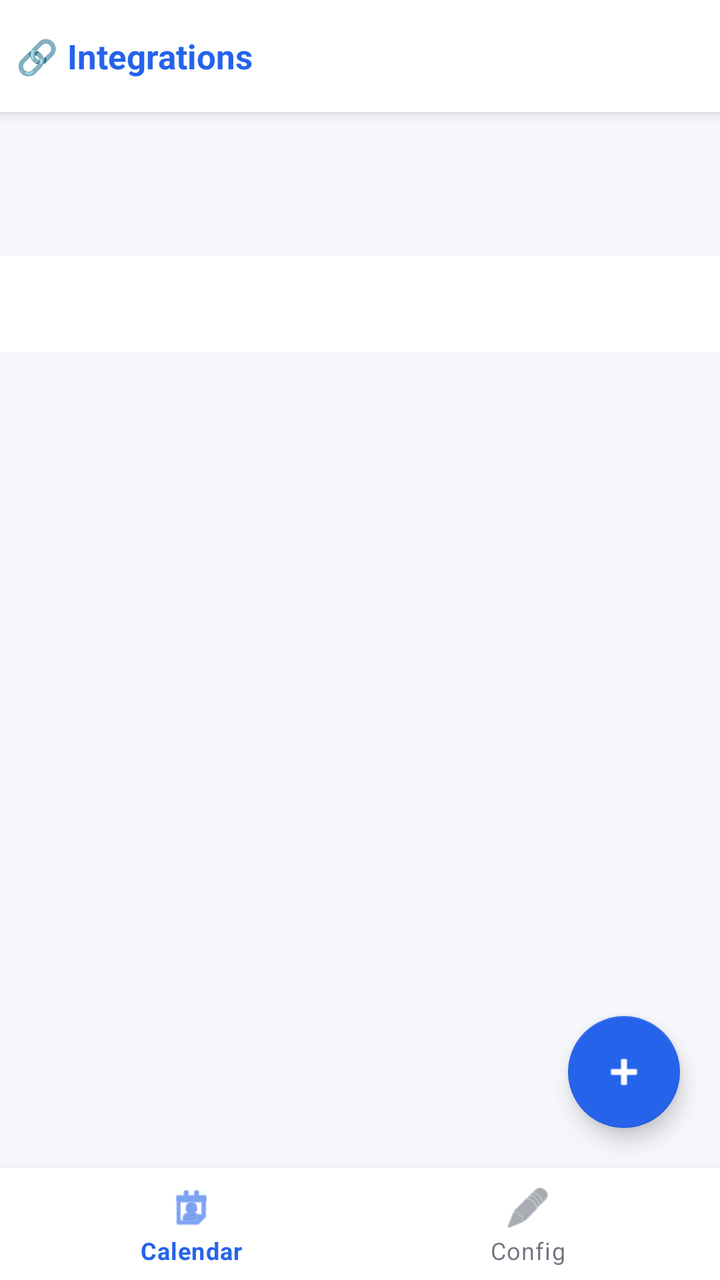
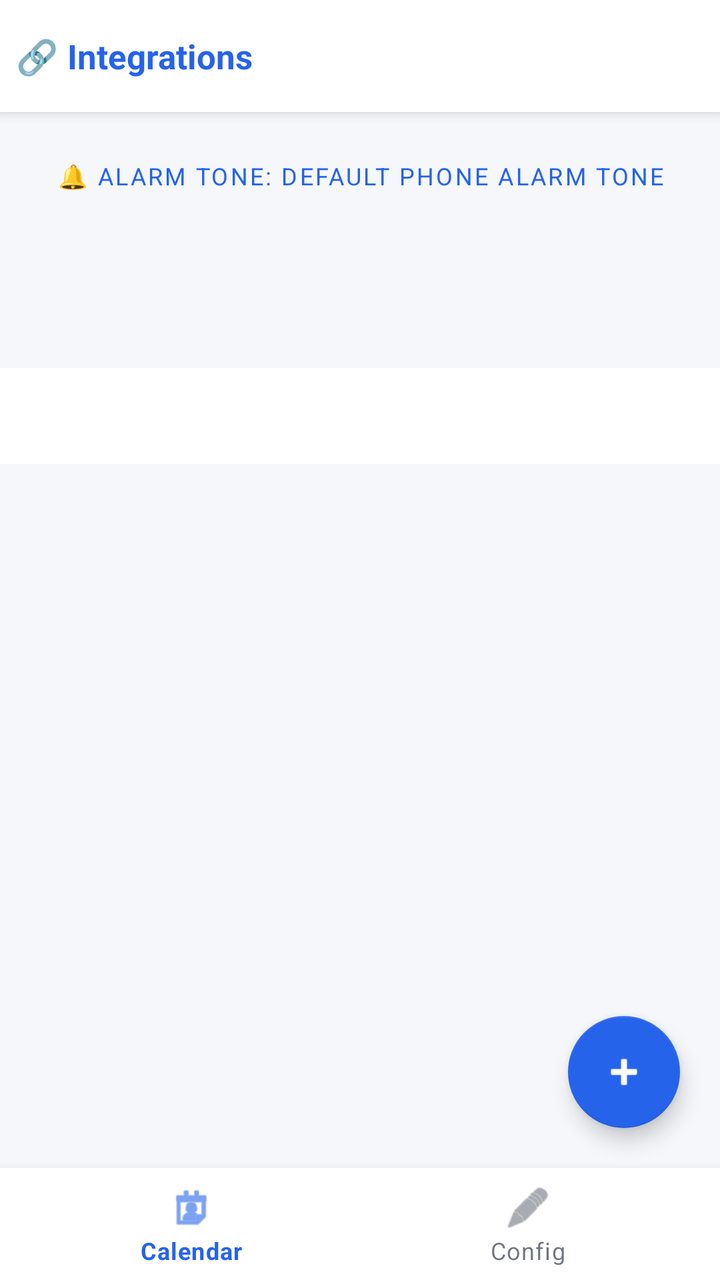

Compare the two renders of this Android layout. The source of the first and the diff that turns it into the second are given below.
<!-- AndroidManifest.xml: application theme Theme.ExpenseOS -->
<!-- res/layout/activity_integrations.xml -->
<?xml version="1.0" encoding="utf-8"?>
<androidx.coordinatorlayout.widget.CoordinatorLayout xmlns:android="http://schemas.android.com/apk/res/android"
    xmlns:app="http://schemas.android.com/apk/res-auto"
    android:layout_width="match_parent"
    android:layout_height="match_parent"
    android:background="@color/bg">

    <LinearLayout
        android:layout_width="match_parent"
        android:layout_height="match_parent"
        android:orientation="vertical">

        <LinearLayout
            android:layout_width="match_parent"
            android:layout_height="56dp"
            android:background="@color/nav_bg"
            android:elevation="4dp"
            android:gravity="center_vertical"
            android:orientation="horizontal"
            android:paddingHorizontal="8dp">

            <TextView
                android:layout_width="0dp"
                android:layout_height="wrap_content"
                android:layout_weight="1"
                android:text="🔗 Integrations"
                android:textColor="@color/primary"
                android:textSize="17sp"
                android:textStyle="bold" />
        </LinearLayout>

        <Button
            android:id="@+id/btnGoogleConnect"
            style="@style/Widget.MaterialComponents.Button.OutlinedButton"
            android:layout_width="match_parent"
            android:layout_height="wrap_content"
            android:layout_margin="12dp"
            android:textSize="12sp" />

        <com.google.android.material.tabs.TabLayout
            android:id="@+id/tabConfigType"
            android:layout_width="match_parent"
            android:layout_height="wrap_content"
            app:tabIndicatorColor="@color/primary"
            app:tabSelectedTextColor="@color/primary" />

        <TextView
            android:id="@+id/tvNoItems"
            android:layout_width="match_parent"
            android:layout_height="wrap_content"
            android:layout_marginTop="40dp"
            android:gravity="center"
            android:text="Nothing here yet. Tap + to create one."
            android:textColor="@color/text_muted"
            android:visibility="gone" />

        <androidx.recyclerview.widget.RecyclerView
            android:id="@+id/rvEvents"
            android:layout_width="match_parent"
            android:layout_height="0dp"
            android:layout_weight="1"
            android:padding="8dp" />

        <com.google.android.material.bottomnavigation.BottomNavigationView
            android:id="@+id/bottomNavIntegrations"
            android:layout_width="match_parent"
            android:layout_height="wrap_content"
            app:menu="@menu/menu_integrations_bottom_nav" />
    </LinearLayout>

    <com.google.android.material.floatingactionbutton.FloatingActionButton
        android:id="@+id/fabAdd"
        android:layout_width="wrap_content"
        android:layout_height="wrap_content"
        android:layout_gravity="bottom|end"
        android:layout_marginEnd="20dp"
        android:layout_marginBottom="76dp"
        android:contentDescription="Add"
        android:src="@android:drawable/ic_input_add"
        app:backgroundTint="@color/primary" />
</androidx.coordinatorlayout.widget.CoordinatorLayout>
<!-- resources referenced by this layout -->
<resources>
  <color name="bg">#F5F7FB</color>
  <color name="nav_bg">#FFFFFF</color>
  <color name="primary">#2563EB</color>
  <color name="text_muted">#64748B</color>
  <color name="primary_dark">#1D4ED8</color>
  <color name="on_primary">#FFFFFF</color>
  <color name="secondary">#0F766E</color>
  <color name="secondary_dark">#115E59</color>
  <color name="surface">#FFFFFF</color>
  <color name="text">#0F172A</color>
  <color name="danger">#E11D48</color>
  <color name="text_hint">#94A3B8</color>
  <style name="Widget.ExpenseOS.EditText" parent="Widget.AppCompat.EditText">
          <item name="android:textSize">@dimen/type_body</item>
          <item name="android:textColor">@color/text</item>
          <item name="android:textColorHint">@color/text_hint</item>
          <item name="android:paddingStart">14dp</item>
          <item name="android:paddingEnd">14dp</item>
          <item name="android:minHeight">@dimen/input_height</item>
      </style>
  <style name="ThemeOverlay.ExpenseOS.Dialog" parent="ThemeOverlay.MaterialComponents.MaterialAlertDialog">
          <item name="colorPrimary">@color/primary</item>
          <item name="colorSurface">@color/surface</item>
          <item name="colorOnSurface">@color/text</item>
          <item name="shapeAppearanceOverlay">@style/ShapeAppearance.ExpenseOS.Dialog</item>
          <item name="android:windowMinWidthMajor">84%</item>
          <item name="android:windowMinWidthMinor">84%</item>
      </style>
  <style name="ThemeOverlay.ExpenseOS.BottomSheet" parent="ThemeOverlay.MaterialComponents.BottomSheetDialog">
          <item name="bottomSheetStyle">@style/Widget.ExpenseOS.BottomSheet</item>
      </style>
  <style name="ThemeOverlay.ExpenseOS.TimePicker" parent="ThemeOverlay.MaterialComponents.TimePicker">
          <item name="colorPrimary">@color/primary</item>
          <item name="colorOnPrimary">@color/on_primary</item>
          <item name="colorSurface">@color/surface</item>
          <item name="colorOnSurface">@color/text</item>
          <item name="shapeAppearanceMediumComponent">@style/ShapeAppearance.ExpenseOS.Dialog</item>
      </style>
  <style name="Animation.ExpenseOS.Window" parent="@android:style/Animation.Activity">
          <item name="android:activityOpenEnterAnimation">@anim/screen_enter</item>
          <item name="android:activityOpenExitAnimation">@anim/screen_exit</item>
          <item name="android:activityCloseEnterAnimation">@anim/screen_pop_enter</item>
          <item name="android:activityCloseExitAnimation">@anim/screen_pop_exit</item>
      </style>
  <dimen name="type_body">14sp</dimen>
  <dimen name="input_height">50dp</dimen>
  <style name="ShapeAppearance.ExpenseOS.Dialog" parent="ShapeAppearance.MaterialComponents.MediumComponent">
          <item name="cornerFamily">rounded</item>
          <item name="cornerSize">26dp</item>
      </style>
  <style name="Widget.ExpenseOS.BottomSheet" parent="Widget.MaterialComponents.BottomSheet.Modal">
          <item name="shapeAppearanceOverlay">@style/ShapeAppearance.ExpenseOS.Sheet</item>
          <item name="backgroundTint">@color/surface</item>
      </style>
  <style name="ShapeAppearance.ExpenseOS.Sheet" parent="">
          <item name="cornerFamily">rounded</item>
          <item name="cornerSizeTopLeft">26dp</item>
          <item name="cornerSizeTopRight">26dp</item>
          <item name="cornerSizeBottomLeft">0dp</item>
          <item name="cornerSizeBottomRight">0dp</item>
      </style>
  <!-- unchanged entries left out for length: 1 -->
</resources>

<!-- the commit's change to res/layout/activity_integrations.xml (unified diff, before → after) -->
@@ -28,6 +28,16 @@
                 android:textSize="17sp"
                 android:textStyle="bold" />
         </LinearLayout>
+
+        <Button
+            android:id="@+id/btnAlarmTone"
+            style="@style/Widget.MaterialComponents.Button.OutlinedButton"
+            android:layout_width="match_parent"
+            android:layout_height="wrap_content"
+            android:layout_marginHorizontal="12dp"
+            android:layout_marginTop="8dp"
+            android:text="🔔 Alarm tone: Default phone alarm tone"
+            android:textSize="12sp" />
 
         <Button
             android:id="@+id/btnGoogleConnect"
